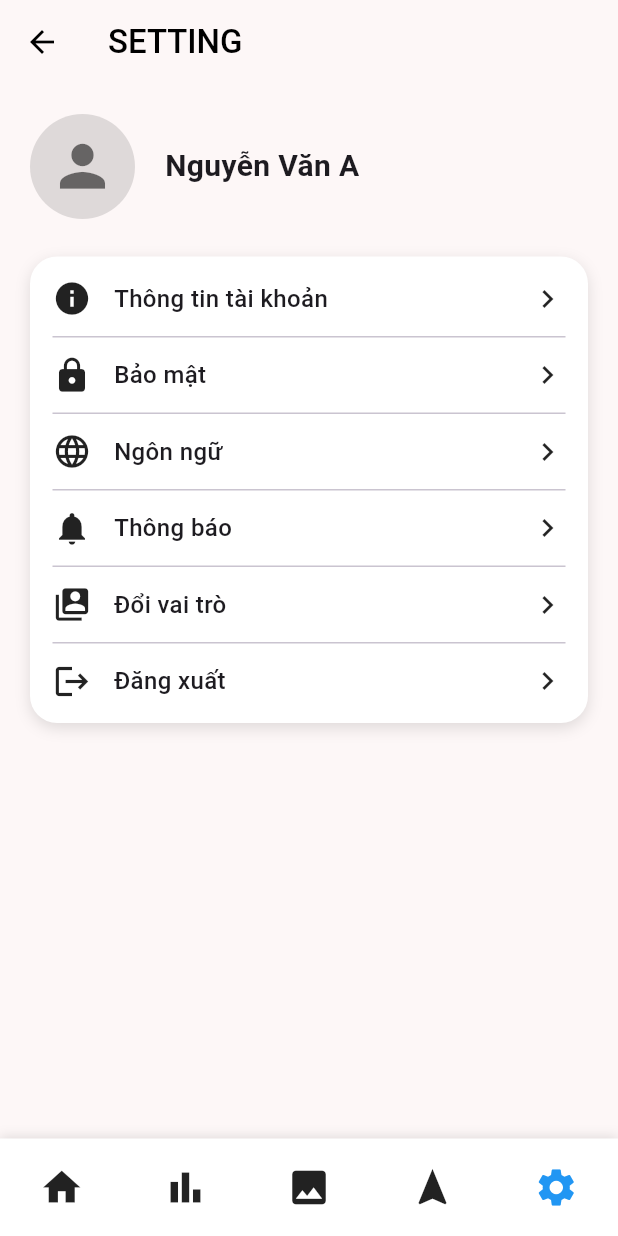
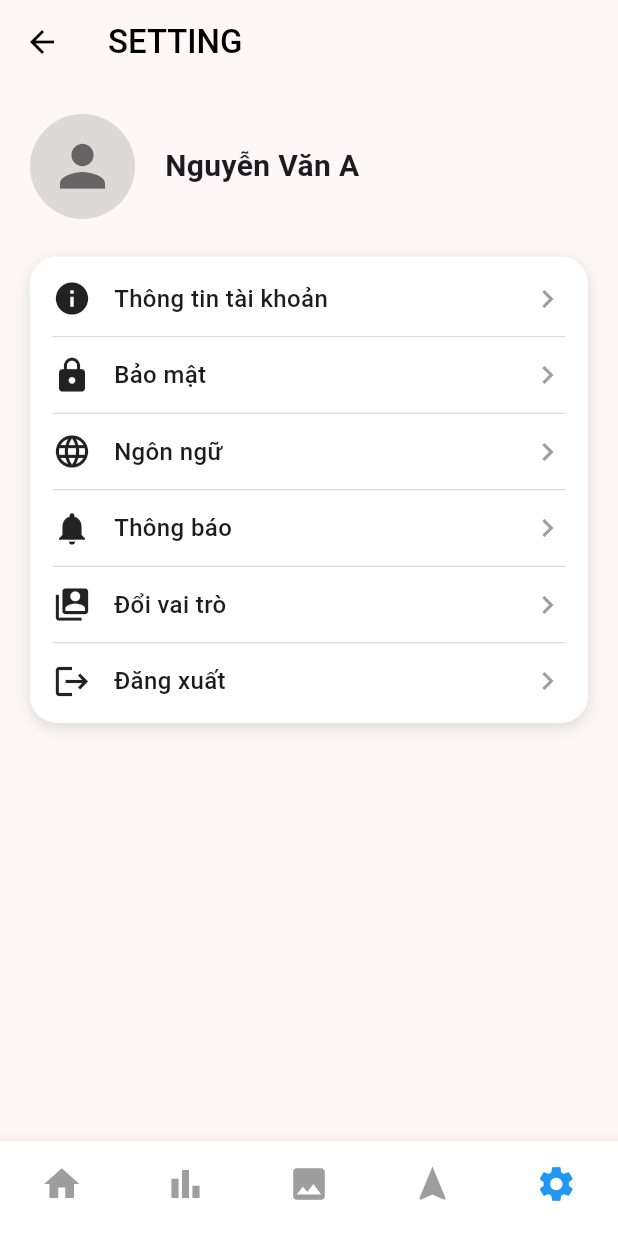
Before and after one commit to thuydung203/app_antam, a Flutter app: the SettingPage screen opened directly, on a phone screen of 412 x 824 dp. Run offline on Flutter 3.47's test engine with Material 3 defaults, Android fonts, the phone set to English and light mode, and no system bars; our stand-ins replace shared_preferences; accounts and stored records are empty.

Commit message:
Feat: Cập nhật giao diện và đồng bộ điều hướng cho file setting.dart

```diff
--- a/lib/setting.dart
+++ b/lib/setting.dart
@@ -1,18 +1,32 @@
 import 'package:flutter/material.dart';
+// Đảm bảo các đường dẫn import này đúng với cấu trúc project của bạn
+import 'package:antam_app/children_home.dart';
+import 'package:antam_app/check_in_history.dart';
+import 'package:antam_app/add_images.dart';
 
-class SettingPage extends StatelessWidget {
+class SettingPage extends StatefulWidget {
   const SettingPage({super.key});
+
+  @override
+  State<SettingPage> createState() => _SettingPageState();
+}
+
+class _SettingPageState extends State<SettingPage> {
+  // Ở trang Setting, index đang hoạt động là 4
+  final int _currentIndex = 4;
 
   @override
   Widget build(BuildContext context) {
     return Scaffold(
       backgroundColor: const Color(0xfffdf7f7),
+
+      // ===== APP BAR =====
       appBar: AppBar(
         backgroundColor: Colors.transparent,
         elevation: 0,
         leading: IconButton(
           icon: const Icon(Icons.arrow_back, color: Colors.black),
-          onPressed: () {},
+          onPressed: () => Navigator.pop(context),
         ),
         title: const Text(
           "SETTING",
@@ -20,6 +34,7 @@ class SettingPage extends StatelessWidget {
         ),
       ),
 
+      // ===== BODY =====
       body: Padding(
         padding: const EdgeInsets.symmetric(horizontal: 20),
         child: Column(
@@ -28,8 +43,8 @@ class SettingPage extends StatelessWidget {
             const SizedBox(height: 20),
 
             // Avatar + Name
-            Row(
-              children: const [
+            const Row(
+              children: [
                 CircleAvatar(
                   radius: 35,
                   backgroundColor: Colors.black12,
@@ -39,7 +54,7 @@ class SettingPage extends StatelessWidget {
                 Text(
                   "Nguyễn Văn A",
                   style: TextStyle(fontSize: 20, fontWeight: FontWeight.w600),
-                )
+                ),
               ],
             ),
 
@@ -51,7 +66,7 @@ class SettingPage extends StatelessWidget {
               decoration: BoxDecoration(
                 color: Colors.white,
                 borderRadius: BorderRadius.circular(18),
-                boxShadow: [
+                boxShadow: const [
                   BoxShadow(
                     color: Colors.black12,
                     blurRadius: 8,
@@ -74,32 +89,79 @@ class SettingPage extends StatelessWidget {
         ),
       ),
 
-      // Bottom Navigation
-      bottomNavigationBar: Container(
-        height: 65,
-        decoration: BoxDecoration(
-          color: Colors.white,
-          boxShadow: [
-            BoxShadow(color: Colors.black12, blurRadius: 6, offset: Offset(0, -1)),
+      // ===== BOTTOM NAV (Đồng bộ với các trang khác) =====
+      bottomNavigationBar: BottomNavigationBar(
+        currentIndex: _currentIndex,
+        onTap: (index) {
+          if (index == _currentIndex) return;
+
+          switch (index) {
+            case 0:
+              Navigator.pushReplacement(
+                context,
+                MaterialPageRoute(
+                  builder: (context) => const ChildrenHomePage(),
+                ),
+              );
+              break;
+            case 1:
+              Navigator.pushReplacement(
+                context,
+                MaterialPageRoute(
+                  builder: (context) => const CheckInHistoryPage(),
+                ),
+              );
+              break;
+            case 2:
+              Navigator.pushReplacement(
+                context,
+                MaterialPageRoute(builder: (context) => const AddImage()),
+              );
+              break;
+            case 3:
+              debugPrint("Chuyển hướng sang trang GPS/Định vị");
+              break;
+            case 4:
+              // Đang ở trang Setting
+              break;
+          }
+        },
+        type: BottomNavigationBarType.fixed,
+        selectedItemColor: Colors.blue,
+        unselectedItemColor: Colors.grey,
+        showSelectedLabels: false,
+        showUnselectedLabels: false,
+        backgroundColor: Colors.white,
+        elevation: 10,
+        items: const [
+          BottomNavigationBarItem(icon: Icon(Icons.home, size: 28), label: ''),
+          BottomNavigationBarItem(
+            icon: Icon(Icons.bar_chart, size: 28),
+            label: '',
+          ),
+          BottomNavigationBarItem(icon: Icon(Icons.image, size: 28), label: ''),
+          BottomNavigationBarItem(
+            icon: Icon(Icons.navigation, size: 28),
+            label: '',
+          ),
+          BottomNavigationBarItem(
+            icon: Icon(Icons.settings, size: 28),
+            label: '',
+          ),
         ],
-        ),
-        child: Row(
-          mainAxisAlignment: MainAxisAlignment.spaceAround,
-          children: const [
-            Icon(Icons.home, size: 30),
-            Icon(Icons.bar_chart, size: 30),
-            Icon(Icons.image, size: 30),
-            Icon(Icons.navigation, size: 30),
-            Icon(Icons.settings, size: 30, color: Colors.blue),
-          ],
-        ),
       ),
     );
   }
 
   // Widget tạo 1 item của menu
-  Widget _buildMenuItem(IconData icon, String title, {bool showDivider = true}) {
-    return Column(
+  Widget _buildMenuItem(
+    IconData icon,
+    String title, {
+    bool showDivider = true,
+  }) {
+    return InkWell(
+      onTap: () => debugPrint("Nhấn vào $title"),
+      child: Column(
         children: [
           Row(
             children: [
@@ -108,18 +170,22 @@ class SettingPage extends StatelessWidget {
               Expanded(
                 child: Text(
                   title,
-                style: const TextStyle(fontSize: 16, fontWeight: FontWeight.w500),
+                  style: const TextStyle(
+                    fontSize: 16,
+                    fontWeight: FontWeight.w500,
                   ),
                 ),
-            const Icon(Icons.chevron_right),
+              ),
+              const Icon(Icons.chevron_right, color: Colors.grey),
             ],
           ),
           if (showDivider)
             const Padding(
               padding: EdgeInsets.symmetric(vertical: 12),
-            child: Divider(height: 1),
+              child: Divider(height: 1, thickness: 0.5),
             ),
         ],
+      ),
     );
   }
 }
```
Lines whose indentation alone changed are shown as unchanged.
